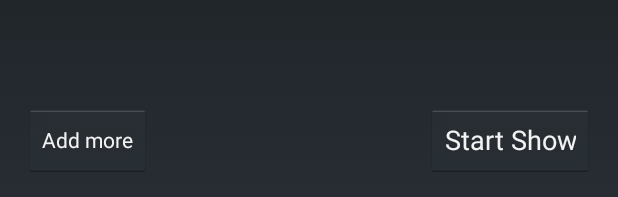
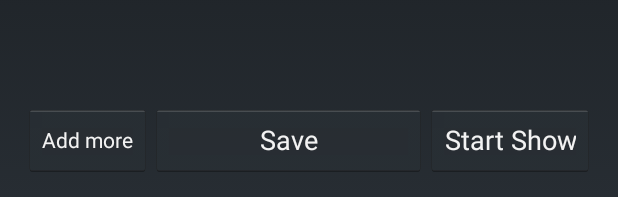
Before and after one commit to BBensch/Flak-Cannon, an Android app: the layout activity_fire_works_selecrion.xml on its own in the app's theme, with its tools: preview values and no code run, on a phone screen of 412 x 824 dp. Shown: the part 1036-1233 px from the top of the screen. Run offline under Robolectric (Android 15) with nearby library versions, the phone set to English and light mode, and no system bars.

Commit message:
sqlite database save done

```diff
--- a/app/src/main/res/layout/activity_fire_works_selecrion.xml
+++ b/app/src/main/res/layout/activity_fire_works_selecrion.xml
@@ -42,4 +42,16 @@
         android:layout_alignParentLeft="true"
         android:layout_alignParentStart="true"
         android:onClick="addFireWorks"/>
+
+    <Button
+        android:layout_width="wrap_content"
+        android:layout_height="wrap_content"
+        android:text="Save"
+        android:id="@+id/button"
+        android:layout_toEndOf="@+id/add"
+        android:layout_alignParentBottom="true"
+        android:layout_toLeftOf="@+id/SupperButton"
+        android:layout_toStartOf="@+id/SupperButton"
+        android:layout_toRightOf="@+id/add"
+        android:onClick="save"/>
 </RelativeLayout>
```
Also changed, not shown: app/src/main/java/kamikaze/team/flakcannon/DisplayShowActivity.java (+15 -26 lines), app/src/main/java/kamikaze/team/flakcannon/FireWorksSelecrionActivity.java (+20 -0 lines).
